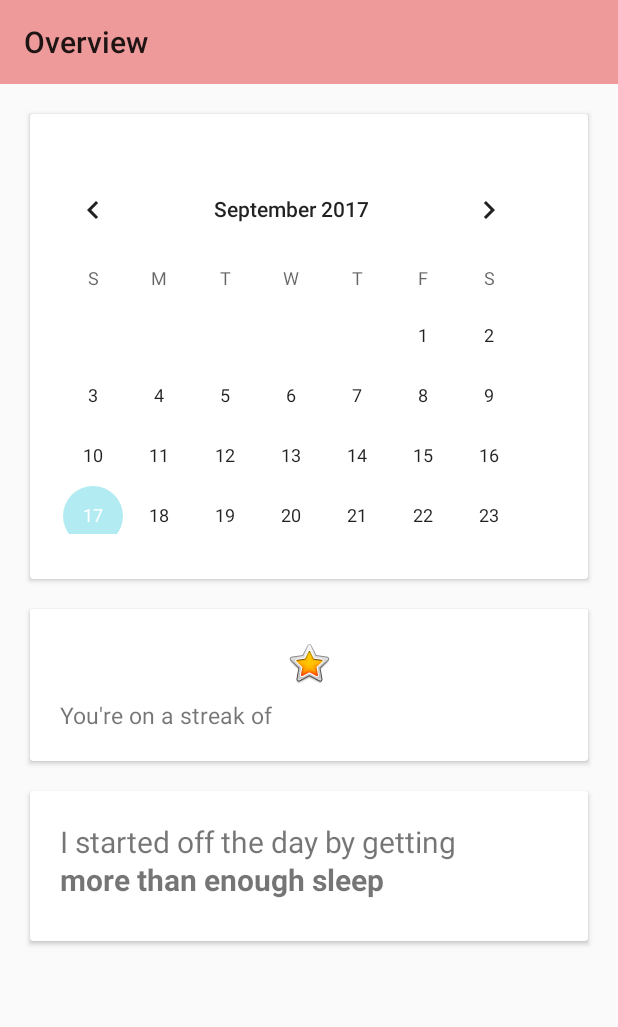
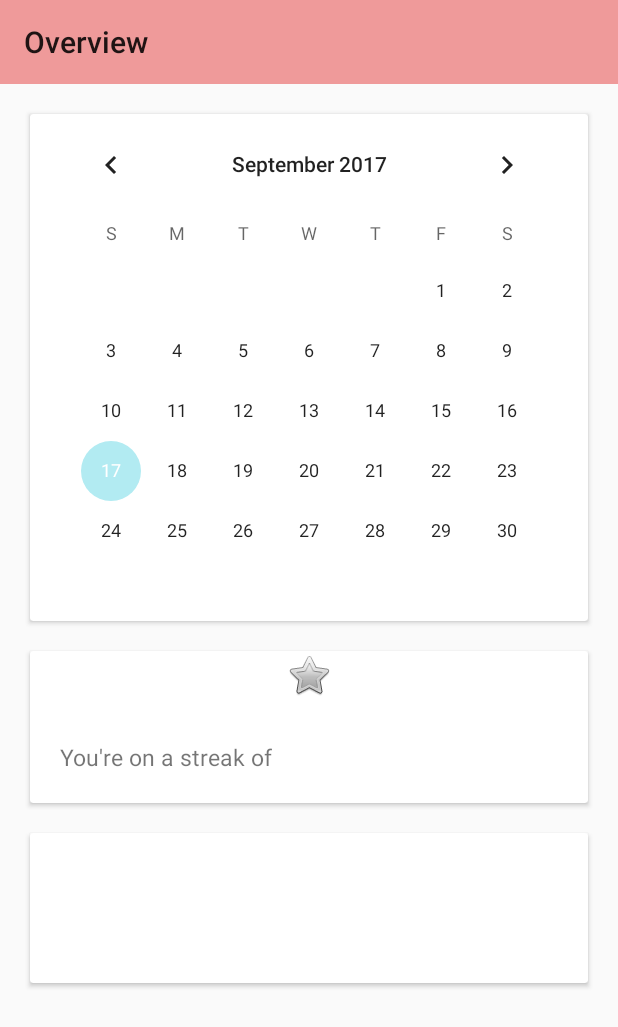
Before and after one commit to CampbellOwen/OneDayAtaTime, an Android app: the screen it shows after launch (Overview_Main), on a phone screen of 412 x 824 dp. Shown: the top 1027 px of the screen. Run offline under Robolectric (Android 15) with nearby library versions, the phone set to English and light mode, and no system bars.

Commit message:
want 2 die

```diff
--- a/app/src/main/java/com/hoobleooble/onedayatatime/Model/QuestionManager.java
+++ /dev/null
@@ -1,12 +0,0 @@
-package com.hoobleooble.onedayatatime.Model;
-
-/**
- * Created by Owen Campbell on 9/17/2017.
- */
-
-public class QuestionManager {
-    public QuestionManager()
-    {
-
-    }
-}
--- /dev/null
+++ b/app/src/main/java/com/hoobleooble/onedayatatime/Presenter/OverviewPresenter.java
@@ -0,0 +1,12 @@
+package com.hoobleooble.onedayatatime.Presenter;
+
+import android.content.Context;
+
+/**
+ * Created by Owen Campbell on 9/17/2017.
+ */
+
+public class OverviewPresenter {
+
+    private Context viewContext;
+}
--- a/app/src/main/res/layout/overview_layout.xml
+++ b/app/src/main/res/layout/overview_layout.xml
@@ -25,9 +25,10 @@
         <CalendarView
             android:id="@+id/calendarView"
             android:layout_width="wrap_content"
-            android:layout_height="250dp"
-            android:layout_marginTop="30dp"
-            android:layout_marginBottom="30dp"
+            android:layout_gravity="center"
+            android:layout_height="wrap_content"
+
+
             android:layout_weight="1"
         />
     </android.support.v7.widget.CardView>
@@ -38,6 +39,13 @@
         android:layout_height="wrap_content"
         android:layout_marginStart="20dp"
         android:layout_marginEnd="20dp">
+
+    <ImageView
+        android:layout_width="match_parent"
+        android:layout_height="wrap_content"
+        android:layout_gravity="start"
+        app:srcCompat="@android:drawable/btn_star"
+    />
 
         <TextView
             android:id="@+id/streak_notifier"
@@ -51,14 +59,6 @@
             android:text="@string/streak_notifier"
         />
 
-        <ImageView
-            android:layout_width="match_parent"
-            android:layout_height="wrap_content"
-            android:layout_gravity="end"
-            android:layout_marginBottom="20dp"
-            android:layout_marginTop="20dp"
-            app:srcCompat="@android:drawable/btn_star_big_on" />
-
     </android.support.v7.widget.CardView>
 
 
@@ -70,29 +70,16 @@
         android:layout_marginEnd="20dp"
         android:layout_marginTop="20dp">
 
-
-        <TextView
-            android:id="@+id/hardcode"
-            android:layout_width="match_parent"
-            android:layout_height="wrap_content"
-            android:layout_gravity="start"
-            android:layout_marginTop="20dp"
-            android:layout_marginStart="20dp"
-            android:textSize="20sp"
-            android:text="I started off the day by getting"/>
-
     <TextView
-        android:id="@+id/variable"
+        android:id="@+id/adlib"
         android:layout_width="match_parent"
         android:layout_height="wrap_content"
         android:layout_gravity="start"
         android:layout_marginStart="20dp"
         android:layout_marginEnd="20dp"
-        android:layout_marginTop="45dp"
+        android:layout_marginTop="30dp"
         android:textSize="20sp"
-        android:textStyle="bold"
-        android:text="more than enough sleep"/>
-
+        android:text=""/>
 
     </android.support.v7.widget.CardView>
 </LinearLayout>
```
